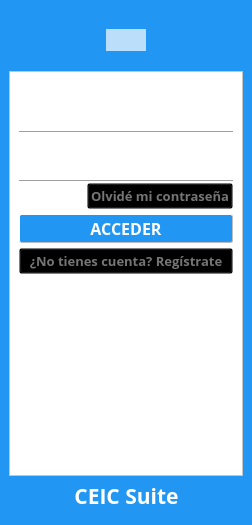
First picture: the form in interface/qt/ui/login.ui, repository usbceic/ceic-sv, before the edit.
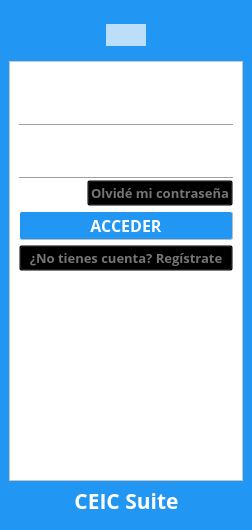
Second picture: the form after the edit. Icons and pictures are not drawn.

Commit message: Mejoras en el login

The edit to the form file:
```diff
--- a/interface/qt/ui/login.ui
+++ b/interface/qt/ui/login.ui
@@ -7,7 +7,7 @@
     <x>0</x>
     <y>0</y>
     <width>252</width>
-    <height>525</height>
+    <height>530</height>
    </rect>
   </property>
   <property name="focusPolicy">
@@ -287,7 +287,7 @@
                  <property name="sizeHint" stdset="0">
                   <size>
                    <width>40</width>
-                   <height>20</height>
+                   <height>15</height>
                   </size>
                  </property>
                 </spacer>
@@ -300,7 +300,7 @@
                  <property name="sizeHint" stdset="0">
                   <size>
                    <width>40</width>
-                   <height>20</height>
+                   <height>15</height>
                   </size>
                  </property>
                 </spacer>
@@ -765,7 +765,7 @@
                  <property name="sizeHint" stdset="0">
                   <size>
                    <width>20</width>
-                   <height>85</height>
+                   <height>100</height>
                   </size>
                  </property>
                 </spacer>
```
